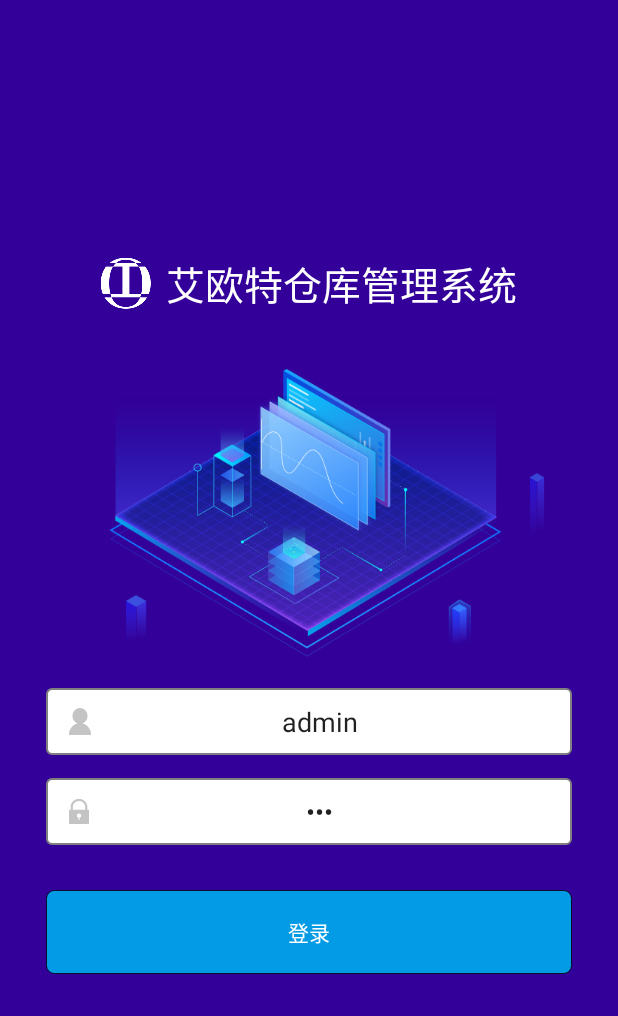
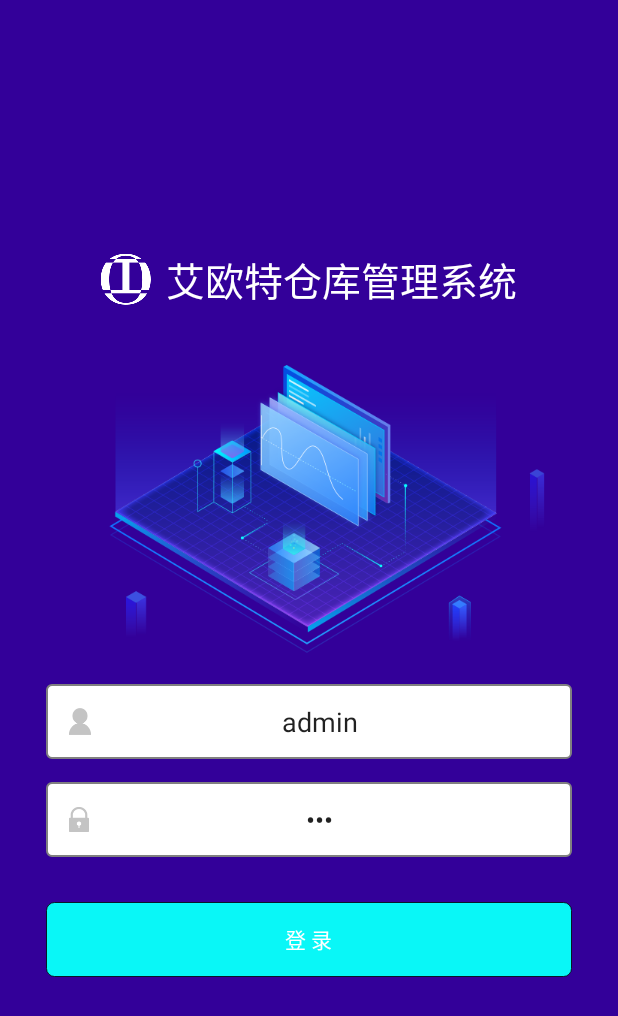
Before and after one commit to GitYeJiaWei/warehouse, an Android app: the screen it shows after launch (LoginActivity), on a phone screen of 412 x 824 dp. Shown: the top 1016 px of the screen. Run offline under Robolectric (Android 15) with nearby library versions, the phone set to English and light mode, and no system bars; our stand-ins replace ButterKnife, Dagger/Hilt's generated code, RxJava; libraries missing offline, so code that uses them is left out: com.jakewharton.rxbinding2; 6 statements that could not run were skipped.

Commit message:
仓储系统

```diff
--- a/app/src/main/java/com/ioter/warehouse/ui/activity/PickActivity.java
+++ b/app/src/main/java/com/ioter/warehouse/ui/activity/PickActivity.java
@@ -2,6 +2,7 @@ package com.ioter.warehouse.ui.activity;
 
 import android.content.Intent;
 import android.os.Bundle;
+import android.text.TextUtils;
 import android.view.KeyEvent;
 import android.view.View;
 import android.widget.Button;
@@ -75,7 +76,7 @@ public class PickActivity extends NewBaseActivity {
         switch (view.getId()) {
             case R.id.bt_sure:
                 String barCode = etDanhao.getText().toString();
-                if (barCode == null || barCode.equals("")) {
+                if (TextUtils.isEmpty(barCode)) {
                     return;
                 }
                 Intent intent = new Intent(PickActivity.this, PickMessActivity.class);
--- a/app/src/main/java/com/ioter/warehouse/ui/activity/ReceiveDiaolgActivity.java
+++ b/app/src/main/java/com/ioter/warehouse/ui/activity/ReceiveDiaolgActivity.java
@@ -176,8 +176,7 @@ public class ReceiveDiaolgActivity extends NewBaseActivity {
         progressDialog.show();
 
         Map<String, String> params = new HashMap<>();
-        //params.put("type", windowsType + "");
-        params.put("type", 1 + "");
+        params.put("type", windowsType + "");
         params.put("pageIndex", page + "");
         params.put("pageSize", 10 + "");
         params.put("keyword", keyword);
--- a/app/src/main/java/com/ioter/warehouse/ui/widget/LoadingButton.java
+++ b/app/src/main/java/com/ioter/warehouse/ui/widget/LoadingButton.java
@@ -59,7 +59,7 @@ public class LoadingButton extends RelativeLayout
 
 
     private void init(Context context, AttributeSet attrs) {
-        mDefaultTextSize = getResources().getDimensionPixelSize(R.dimen.text_default_size);
+        mDefaultTextSize = getResources().getDimensionPixelSize(R.dimen.text_size);
         mIsLoadingShowing = false;
         LayoutInflater.from(getContext()).inflate(R.layout.view_loading_button, this, true);
 
--- a/app/src/main/res/drawable/bg_btn.xml
+++ b/app/src/main/res/drawable/bg_btn.xml
@@ -38,7 +38,7 @@
 
         <shape xmlns:android="http://schemas.android.com/apk/res/android" android:shape="rectangle">
 
-            <solid android:color="@color/md_light_blue_600" />
+            <solid android:color="#09F7F7" />
 
             <!-- 定义边框颜色 -->
             <stroke android:width="0.1dp" android:color="#CC000000" />
--- a/app/src/main/res/layout/activity_ground.xml
+++ b/app/src/main/res/layout/activity_ground.xml
@@ -25,7 +25,7 @@
             android:layout_width="match_parent"
             android:layout_height="wrap_content"
             android:layout_marginLeft="5dp"
-            android:text="请输入跟踪号"
+            android:text="请扫描/输入跟踪号"
             android:textColor="@color/md_red_500" />
 
     </LinearLayout>
--- a/app/src/main/res/layout/activity_login.xml
+++ b/app/src/main/res/layout/activity_login.xml
@@ -57,7 +57,7 @@
         <EditText
             android:id="@+id/txt_mobi"
             android:layout_width="match_parent"
-            android:layout_height="wrap_content"
+            android:layout_height="50dp"
             android:layout_marginTop="15dp"
             android:background="@drawable/back_text"
             android:gravity="center"
@@ -75,7 +75,7 @@
         <EditText
             android:id="@+id/txt_password"
             android:layout_width="match_parent"
-            android:layout_height="wrap_content"
+            android:layout_height="50dp"
             android:background="@drawable/back_text"
             android:gravity="center"
             android:layout_marginTop="15dp"
@@ -94,12 +94,12 @@
         <com.ioter.warehouse.ui.widget.LoadingButton
             android:id="@+id/btn_login"
             android:layout_width="match_parent"
-            android:layout_height="wrap_content"
+            android:layout_height="50dp"
             android:layout_marginLeft="15dp"
             android:layout_marginRight="15dp"
             android:layout_marginTop="30dp"
             android:background="@drawable/bg_btn"
-            app:loadingText="正在登录"
+            app:loadingText="正 在 登 录"
             app:progressColor="@color/colorAccent"
             app:text="@string/login"
             app:textColor="@color/white" />
--- a/app/src/main/res/layout/activity_park.xml
+++ b/app/src/main/res/layout/activity_park.xml
@@ -26,7 +26,7 @@
             android:layout_width="match_parent"
             android:layout_height="wrap_content"
             android:textColor="@color/md_red_500"
-            android:text="请输入订单号"/>
+            android:text="请扫描/输入出库单号"/>
 
     </LinearLayout>
 
--- a/app/src/main/res/values/dimens.xml
+++ b/app/src/main/res/values/dimens.xml
@@ -11,6 +11,7 @@
     <dimen name="common_margin_size">26dp</dimen>
     <dimen name="common_title_text_size">18sp</dimen>
     <dimen name="text_default_size">14sp</dimen>
+    <dimen name="text_size">24sp</dimen>
 
     <!-- 弹框内容字体大小 -->
     <dimen name="dialog_hint_text_size">16sp</dimen>
--- a/app/src/main/res/values/strings.xml
+++ b/app/src/main/res/values/strings.xml
@@ -83,7 +83,7 @@
     <string name="hot_app">热门应用</string>
     <string name="mobi">账号</string>
     <string name="password">密码</string>
-    <string name="login">登录</string>
+    <string name="login">登   录</string>
     <string name="default_loading">loading</string>
 
     <string name="apps_update">应用切换</string>
```
Also changed, not shown: app/src/main/java/com/ioter/warehouse/ui/activity/GroundActivity.java (+49 -30 lines), app/src/main/java/com/ioter/warehouse/ui/activity/ReceiveDateActivity.java (+81 -98 lines), app/src/main/java/com/ioter/warehouse/ui/activity/ReceiveMessActivity.java (+16 -20 lines).
